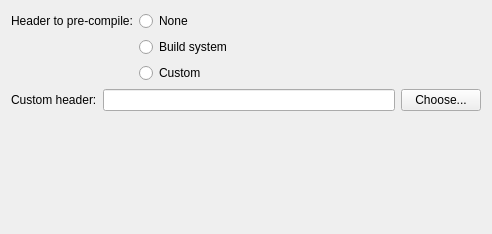
thorbenk/qt-creator, file src/plugins/cpptools/completionprojectsettingspage.ui: the form before one commit.
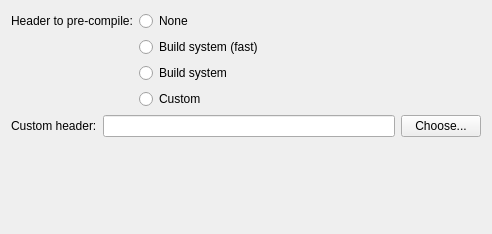
The form after the commit.

The edit to the form file:
```diff
--- a/src/plugins/cpptools/completionprojectsettingspage.ui
+++ b/src/plugins/cpptools/completionprojectsettingspage.ui
@@ -16,6 +16,20 @@
   <layout class="QVBoxLayout" name="verticalLayout">
    <item>
     <layout class="QGridLayout" name="gridLayout">
+     <item row="1" column="1">
+      <widget class="QRadioButton" name="buildSystemFastPchButton">
+       <property name="text">
+        <string>Build system (fast)</string>
+       </property>
+      </widget>
+     </item>
+     <item row="3" column="1">
+      <widget class="QRadioButton" name="customPchButton">
+       <property name="text">
+        <string>Custom</string>
+       </property>
+      </widget>
+     </item>
      <item row="0" column="0">
       <widget class="QLabel" name="label">
        <property name="text">
@@ -43,17 +57,10 @@
        </property>
       </spacer>
      </item>
-     <item row="1" column="1">
-      <widget class="QRadioButton" name="buildSystemPchButton">
-       <property name="text">
-        <string>Build system</string>
-       </property>
-      </widget>
-     </item>
      <item row="2" column="1">
-      <widget class="QRadioButton" name="customPchButton">
+      <widget class="QRadioButton" name="buildSystemCorrectPchButton">
        <property name="text">
-        <string>Custom</string>
+        <string>Build system</string>
        </property>
       </widget>
      </item>
```
